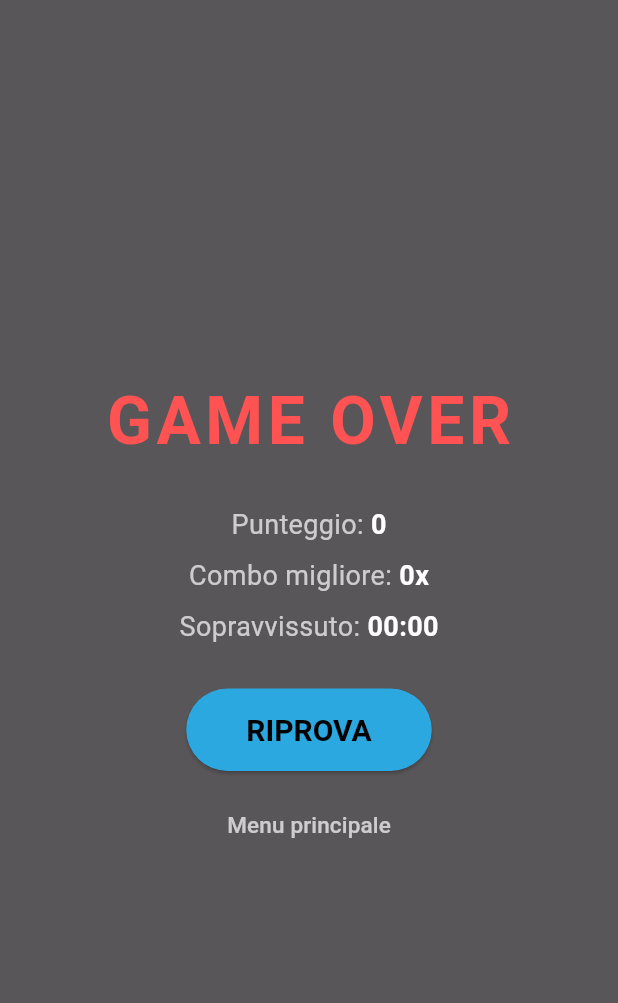
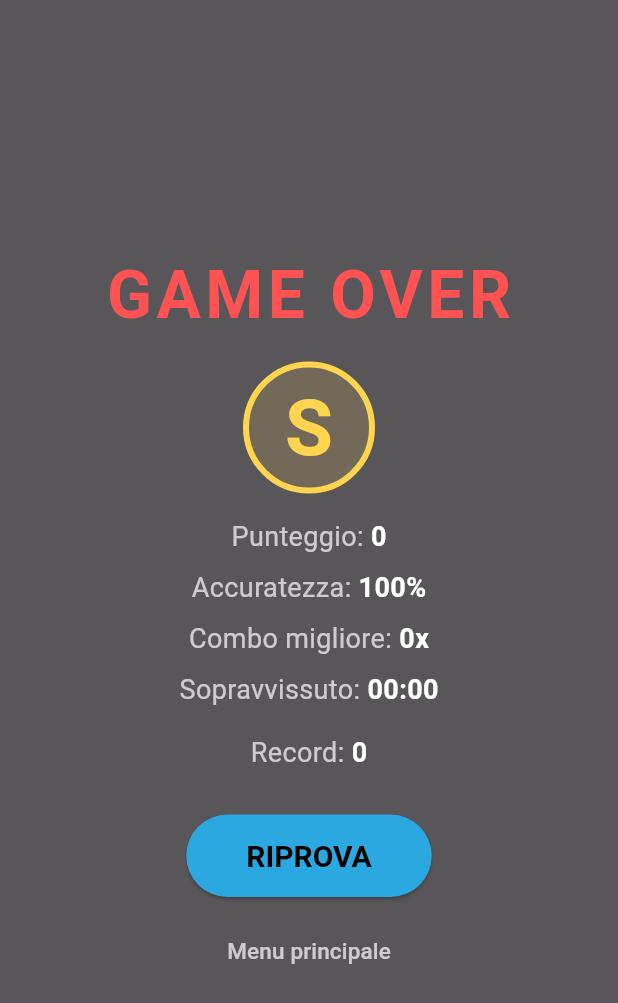
Before and after one commit to ianes1978/Battle-Hymn, a Flutter app: the GameOverOverlay widget shown alone on an empty page, opened directly with empty values, on a phone screen of 412 x 824 dp. Shown: the top 1003 px of the screen. Run offline on Flutter 3.47's test engine with Material 3 defaults, Android fonts, the phone set to English and light mode, and no system bars; our stand-ins replace audioplayers, path_drawing, shared_preferences, web; missing offline and left inert: flame; accounts and stored records are empty.

Commit message:
Game over: voto S/A/B/C/D, accuratezza e record persistente
- GameState conta perfect/good/early/miss -> accuratezza e voto.
- Record (high score) salvato con shared_preferences, mostrato in game over e
  nel menu; badge "NUOVO RECORD!" quando superato.

Co-Authored-By: Claude Opus 4.8 <noreply@anthropic.com>
Claude-Session: https://claude.ai/code/session_01E6evGijAovevQpyazuouZp

```diff
--- a/lib/game/battle_hymn_game.dart
+++ b/lib/game/battle_hymn_game.dart
@@ -4,6 +4,7 @@ import 'package:flame/events.dart';
 import 'package:flame/game.dart';
 import 'package:flutter/services.dart';
 import 'package:flutter/widgets.dart';
+import 'package:shared_preferences/shared_preferences.dart';
 
 import '../components/background.dart';
 import '../components/enemy.dart';
@@ -51,10 +52,23 @@ class BattleHymnGame extends FlameGame with KeyboardEvents {
   /// Pulsazione a tempo (0..1): impostata a 1 a ogni beat, decade nel frame.
   double beatPulse = 0;
 
+  /// Record (high score) persistente e flag "nuovo record" dell'ultima partita.
+  int highScore = 0;
+  bool newRecord = false;
+  SharedPreferences? _prefs;
+
   @override
   Future<void> onLoad() async {
     await super.onLoad();
     await audio.init(GameConfig.classCount);
+
+    // Record salvato localmente.
+    try {
+      _prefs = await SharedPreferences.getInstance();
+      highScore = _prefs?.getInt('highScore') ?? 0;
+    } catch (_) {
+      highScore = 0;
+    }
 
     wizard = Wizard();
     keyboard = PianoKeyboard();
@@ -97,6 +111,12 @@ class BattleHymnGame extends FlameGame with KeyboardEvents {
 
     // Transizione a game over.
     if (state.isGameOver && !overlays.isActive(Overlays.gameOver)) {
+      // Aggiorna il record se superato.
+      newRecord = state.score > highScore;
+      if (newRecord) {
+        highScore = state.score;
+        _prefs?.setInt('highScore', highScore);
+      }
       overlays.add(Overlays.gameOver);
       audio.stopBgm();
       pauseEngine();
--- a/lib/game/game_state.dart
+++ b/lib/game/game_state.dart
@@ -21,6 +21,12 @@ class GameState {
 
   /// Gemme totali raccolte nella partita (statistica).
   int totalGems = 0;
+
+  // Conteggi per accuratezza e voto finale.
+  int perfectCount = 0;
+  int goodCount = 0;
+  int earlyCount = 0;
+  int missCount = 0;
 
   double survivalTime = 0;
 
@@ -77,6 +83,10 @@ class GameState {
     gems = 0;
     lives = 0;
     totalGems = 0;
+    perfectCount = 0;
+    goodCount = 0;
+    earlyCount = 0;
+    missCount = 0;
     survivalTime = 0;
     isGameOver = false;
     isPaused = false;
@@ -112,6 +122,16 @@ class GameState {
       }
     }
 
+    // Conteggi per accuratezza.
+    switch (judgment) {
+      case Judgment.perfect:
+        perfectCount++;
+      case Judgment.good:
+        goodCount++;
+      default:
+        earlyCount++;
+    }
+
     // Feedback in base al giudizio.
     if (judgment == Judgment.perfect) {
       _addFlash(const Color(0xFFFFD54F), 0.18);
@@ -127,6 +147,7 @@ class GameState {
   void registerMiss() {
     hp = (hp - Tuning.missDamage).clamp(0, GameConfig.maxHp);
     combo = 0;
+    missCount++;
     _addFlash(const Color(0xFFFF5252), 0.28);
     _addShake(9);
     _flashJudgment(Judgment.miss);
@@ -170,4 +191,21 @@ class GameState {
 
   double get difficulty =>
       (survivalTime / Tuning.rampSeconds).clamp(0.0, 1.0);
+
+  /// Numero totale di "giudizi" (colpi + miss).
+  int get _judged => perfectCount + goodCount + earlyCount + missCount;
+
+  /// Accuratezza 0..1 (peso ai colpi a tempo: Perfect/Good).
+  double get accuracy =>
+      _judged == 0 ? 1.0 : (perfectCount + goodCount) / _judged;
+
+  /// Voto finale in base all'accuratezza.
+  String get grade {
+    final double a = accuracy;
+    if (a >= 0.95) return 'S';
+    if (a >= 0.85) return 'A';
+    if (a >= 0.70) return 'B';
+    if (a >= 0.50) return 'C';
+    return 'D';
+  }
 }
--- a/lib/ui/game_over_overlay.dart
+++ b/lib/ui/game_over_overlay.dart
@@ -30,10 +30,22 @@ class GameOverOverlay extends StatelessWidget {
               letterSpacing: 3,
             ),
           ),
-          const SizedBox(height: 20),
+          const SizedBox(height: 12),
+          _gradeBadge(state.grade),
+          const SizedBox(height: 12),
           _stat('Punteggio', '${state.score}'),
+          _stat('Accuratezza', '${(state.accuracy * 100).round()}%'),
           _stat('Combo migliore', '${state.bestCombo}x'),
           _stat('Sopravvissuto', time),
+          const SizedBox(height: 8),
+          if (game.newRecord)
+            const Text('NUOVO RECORD!',
+                style: TextStyle(
+                    color: Color(0xFF7FE3FF),
+                    fontSize: 18,
+                    fontWeight: FontWeight.bold))
+          else
+            _stat('Record', '${game.highScore}'),
           const SizedBox(height: 24),
           ElevatedButton(
             onPressed: game.startGame,
@@ -55,6 +67,31 @@ class GameOverOverlay extends StatelessWidget {
             ),
           ),
         ],
+      ),
+    );
+  }
+
+  Widget _gradeBadge(String grade) {
+    final Color c = switch (grade) {
+      'S' => const Color(0xFFFFD54F),
+      'A' => const Color(0xFF7FE3FF),
+      'B' => const Color(0xFF66BB6A),
+      'C' => const Color(0xFFB0BEC5),
+      _ => const Color(0xFFEF9A9A),
+    };
+    return Container(
+      width: 88,
+      height: 88,
+      alignment: Alignment.center,
+      decoration: BoxDecoration(
+        shape: BoxShape.circle,
+        border: Border.all(color: c, width: 4),
+        color: c.withValues(alpha: 0.15),
+      ),
+      child: Text(
+        grade,
+        style: TextStyle(
+            color: c, fontSize: 52, fontWeight: FontWeight.bold),
       ),
     );
   }
--- a/lib/ui/menu_overlay.dart
+++ b/lib/ui/menu_overlay.dart
@@ -27,6 +27,11 @@ class MenuOverlay extends StatelessWidget {
             const SizedBox(height: 4),
             const Text('rhythm bullet-heaven',
                 style: TextStyle(fontSize: 16, color: Color(0xFF7FE3FF))),
+            if (game.highScore > 0) ...[
+              const SizedBox(height: 6),
+              Text('Record: ${game.highScore}',
+                  style: const TextStyle(fontSize: 15, color: Colors.white70)),
+            ],
             const SizedBox(height: 18),
             Text(
               'Colpisci la nota EVIDENZIATA premendo il tasto giusto.\n'
--- a/pubspec.yaml
+++ b/pubspec.yaml
@@ -20,6 +20,8 @@ dependencies:
   path_drawing: ^1.0.1
   # Web Audio API del browser (audio affidabile sul web)
   web: ^1.1.0
+  # Salvataggio locale (record / high score)
+  shared_preferences: ^2.2.0
 
 dev_dependencies:
   flutter_test:
```
